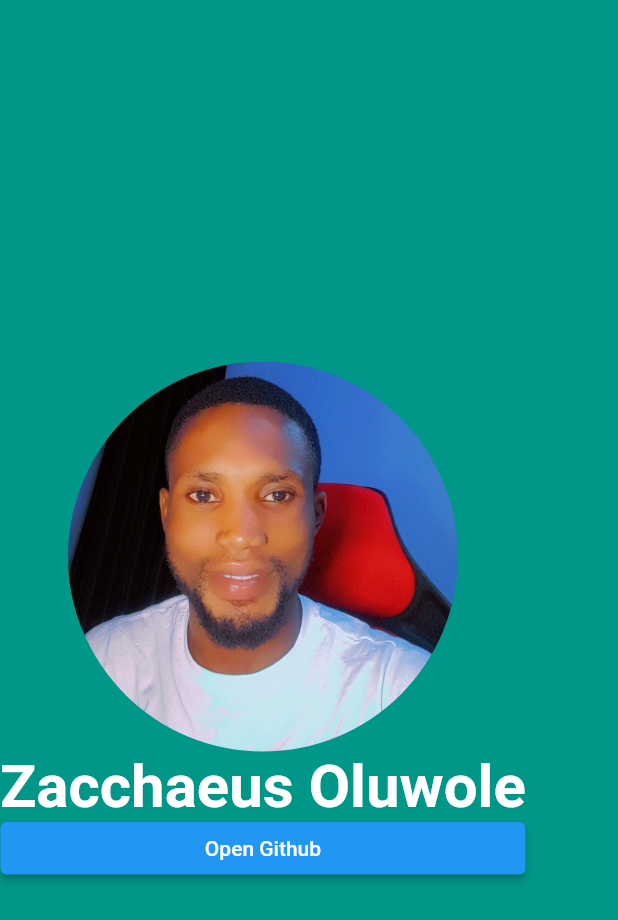
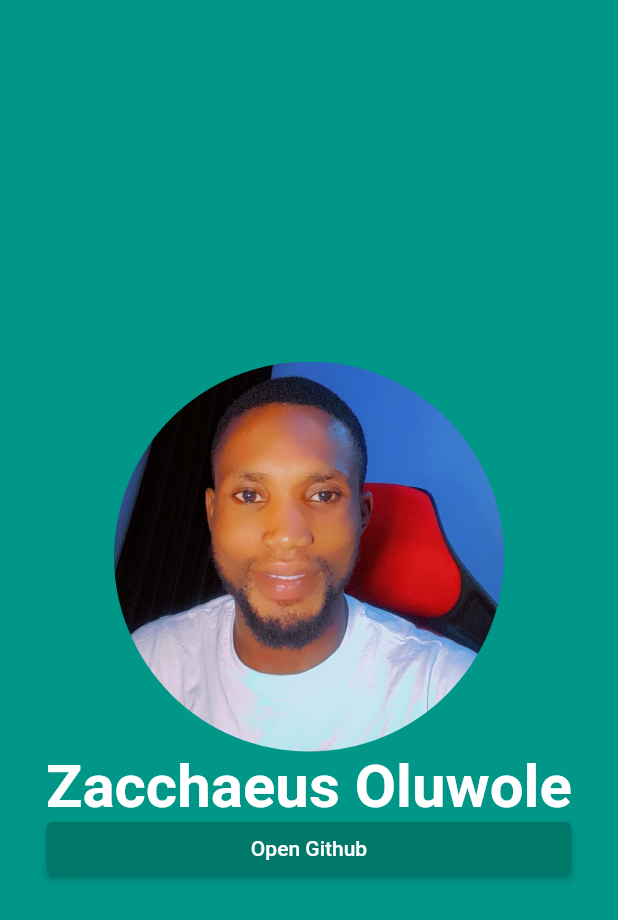
Before and after one commit to Zacchaeus-Oluwole/f_hngx_stage1, a Flutter app: the screen it shows after launch, on a phone screen of 412 x 824 dp. Shown: the top 920 px of the screen. Run offline on Flutter 3.47's test engine with Material 2 defaults, Android fonts, the phone set to English and light mode, and no system bars; our stand-ins replace webview_flutter.

```diff
--- a/stage_one/lib/main.dart
+++ b/stage_one/lib/main.dart
@@ -33,14 +33,18 @@ class _MyAppState extends State<MyApp> {
 
   @override
   Widget build(BuildContext context) {
+    double screenWidth = MediaQuery.of(context).size.width;
     return webPage? MaterialApp(
       debugShowCheckedModeBanner: false,
       home: Scaffold(
         backgroundColor: Colors.teal,
         body: SafeArea(
+          child: Container(
+            width: screenWidth,
             child: Column(
               mainAxisAlignment: MainAxisAlignment.center,
               children: <Widget>[
+
                 CircleAvatar(
                   radius: 130.0,
                   backgroundColor: Colors.teal,
@@ -58,6 +62,9 @@ class _MyAppState extends State<MyApp> {
                   width: 350,
                   height: 35,
                   child: ElevatedButton(
+                    style: ButtonStyle(
+                      backgroundColor: MaterialStateProperty.all<Color>(Colors.teal.shade700),
+                    ),
                     child: Text(
                       'Open Github',
                       style: TextStyle(color: Colors.white),
@@ -70,6 +77,7 @@ class _MyAppState extends State<MyApp> {
                   ),
                 )
               ],
+            ),
           ),
         ),
       ),
```
Also changed, not shown: 1 other file. Lines whose indentation alone changed are shown as unchanged.
